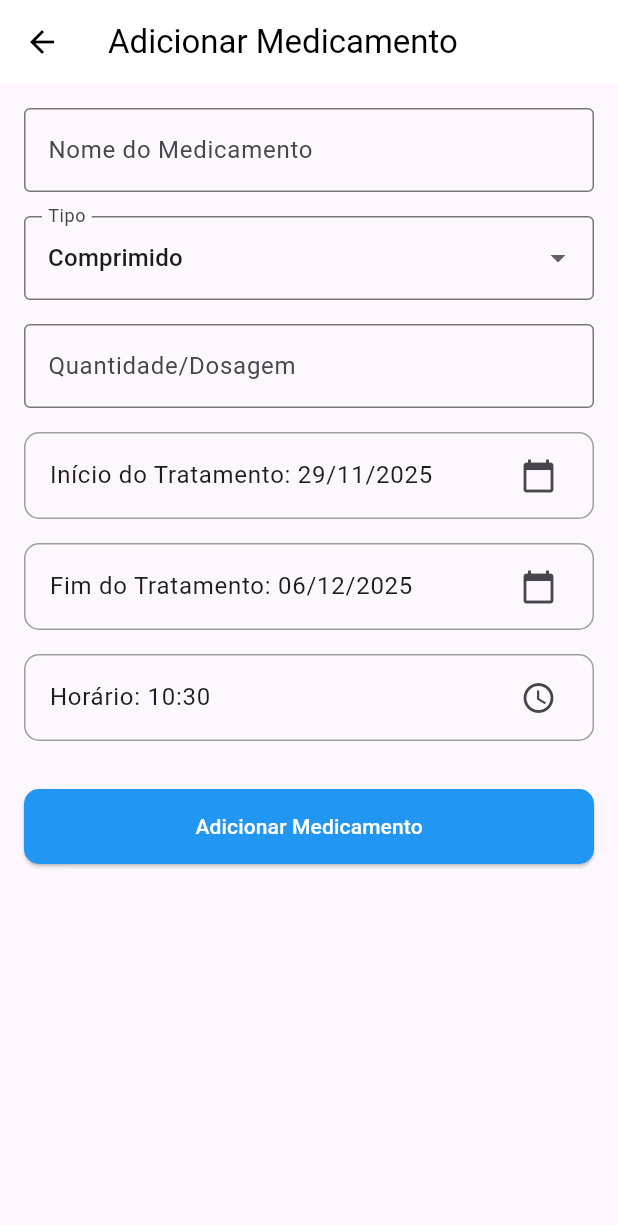
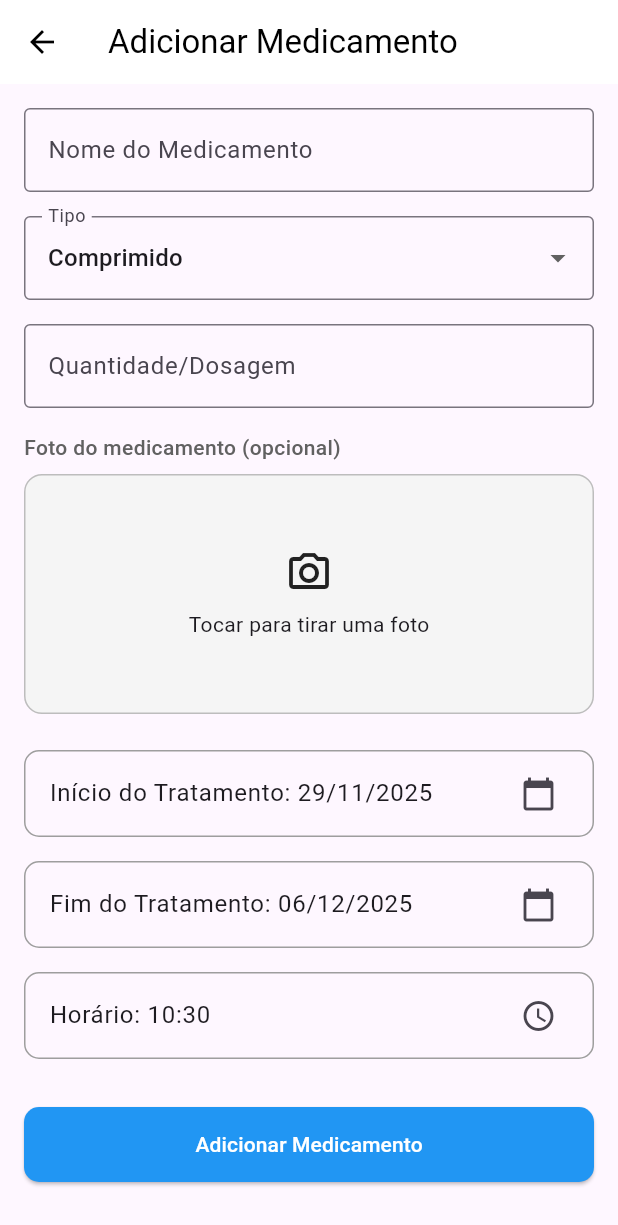
Before and after one commit to JotaVeMr/ProjetoTiago, a Flutter app: the AddMedicamentoPage screen opened directly, on a phone screen of 412 x 824 dp. Shown: the top 1225 px of the screen. Run offline on Flutter 3.47's test engine with Material 3 defaults, Android fonts, the phone set to English and light mode, and no system bars; our stand-ins replace file_picker, fl_chart, flutter_local_notifications, flutter_native_splash, image_picker, local_auth and 6 more; accounts and stored records are empty.

Commit message:
add feature campo-fotos

```diff
--- a/teste/lib/models/medicamento.dart
+++ b/teste/lib/models/medicamento.dart
@@ -2,20 +2,26 @@ import 'package:flutter/material.dart';
 
 class Medicamento {
   int? id;
-  int? usuarioId; // 🔹 FK para o usuário dono do medicamento
+  int? usuarioId;
+
   String nome;
   String tipo;
   String dose;
+
   String dataHoraAgendamento;
   String dataInicio;
   String dataFim;
+
   bool isTaken;
   bool isIgnored;
   bool isPendente;
 
+  /// 🔹 Caminho local do arquivo da foto (opcional)
+  String? fotoPath;
+
   Medicamento({
     this.id,
-    this.usuarioId, // 🔹 vincula ao usuário
+    this.usuarioId,
     required this.nome,
     required this.tipo,
     required this.dose,
@@ -25,76 +31,110 @@ class Medicamento {
     this.isTaken = false,
     this.isIgnored = false,
     this.isPendente = false,
+    this.fotoPath, // ← novo
   });
 
-  // 🔹 Para salvar no SQLite
+  // ============================================================
+  // 🔹 SALVAR NO SQLITE
+  // ============================================================
   Map<String, dynamic> toMap() {
     return {
       'id': id,
-      'usuarioId': usuarioId, // 🔹 salva o vínculo
+      'usuarioId': usuarioId,
+
       'nome': nome,
       'tipo': tipo,
       'dose': dose,
+
       'dataHoraAgendamento': dataHoraAgendamento,
       'dataInicio': dataInicio,
       'dataFim': dataFim,
+
       'isTaken': isTaken ? 1 : 0,
       'isIgnored': isIgnored ? 1 : 0,
       'isPendente': isPendente ? 1 : 0,
+
+      'fotoPath': fotoPath, // ← NOVO
     };
   }
 
-  // 🔹 Para ler do SQLite
+  // ============================================================
+  // 🔹 LER DO SQLITE
+  // ============================================================
   factory Medicamento.fromMap(Map<String, dynamic> map) {
     return Medicamento(
       id: map['id'],
-      usuarioId: map['usuarioId'], // 🔹 carrega vínculo
+      usuarioId: map['usuarioId'],
+
       nome: map['nome'] ?? '',
       tipo: map['tipo'] ?? '',
       dose: map['dose'] ?? '',
+
       dataHoraAgendamento:
           map['dataHoraAgendamento'] ?? DateTime.now().toIso8601String(),
-      dataInicio: map['dataInicio'] ?? DateTime.now().toIso8601String(),
-      dataFim: map['dataFim'] ?? DateTime.now().toIso8601String(),
+      dataInicio:
+          map['dataInicio'] ?? DateTime.now().toIso8601String(),
+      dataFim:
+          map['dataFim'] ?? DateTime.now().toIso8601String(),
+
       isTaken: (map['isTaken'] ?? 0) == 1,
       isIgnored: (map['isIgnored'] ?? 0) == 1,
       isPendente: (map['isPendente'] ?? 0) == 1,
+
+      fotoPath: map['fotoPath'], // ← NOVO
     );
   }
 
-  // 🔹 Para salvar no SharedPreferences (JSON)
+  // ============================================================
+  // 🔹 SALVAR EM JSON (SharedPreferences)
+  // ============================================================
   Map<String, dynamic> toJson() => {
         'id': id,
-        'usuarioId': usuarioId, // 🔹 mantém vínculo no cache
+        'usuarioId': usuarioId,
+
         'nome': nome,
         'tipo': tipo,
         'dose': dose,
+
         'dataHoraAgendamento': dataHoraAgendamento,
         'dataInicio': dataInicio,
         'dataFim': dataFim,
+
         'isTaken': isTaken,
         'isIgnored': isIgnored,
         'isPendente': isPendente,
+
+        'fotoPath': fotoPath, // ← NOVO
       };
 
+  // ============================================================
+  // 🔹 LER DO JSON
+  // ============================================================
   static Medicamento fromJson(Map<String, dynamic> json) {
     return Medicamento(
       id: json['id'],
-      usuarioId: json['usuarioId'], // 🔹 recupera vínculo
+      usuarioId: json['usuarioId'],
+
       nome: json['nome'] ?? '',
       tipo: json['tipo'] ?? '',
       dose: json['dose'] ?? '',
+
       dataHoraAgendamento:
           json['dataHoraAgendamento'] ?? DateTime.now().toIso8601String(),
-      dataInicio: json['dataInicio'] ?? DateTime.now().toIso8601String(),
-      dataFim: json['dataFim'] ?? DateTime.now().toIso8601String(),
+      dataInicio:
+          json['dataInicio'] ?? DateTime.now().toIso8601String(),
+      dataFim:
+          json['dataFim'] ?? DateTime.now().toIso8601String(),
+
       isTaken: json['isTaken'] ?? false,
       isIgnored: json['isIgnored'] ?? false,
       isPendente: json['isPendente'] ?? false,
+
+      fotoPath: json['fotoPath'], // ← NOVO
     );
   }
 
-  // 🔹 Helpers
+  // Helpers
   DateTime get scheduledDateTime {
     return DateTime.parse(dataHoraAgendamento);
   }
--- a/teste/lib/pages/add_medicamento_page.dart
+++ b/teste/lib/pages/add_medicamento_page.dart
@@ -1,6 +1,9 @@
 // lib/pages/add_medicamento_page.dart
 import 'dart:convert';
+import 'dart:io';
+
 import 'package:flutter/material.dart';
+import 'package:image_picker/image_picker.dart';
 import 'package:intl/intl.dart';
 import 'package:shared_preferences/shared_preferences.dart';
 
@@ -29,6 +32,11 @@ class _AddMedicamentoPageState extends State<AddMedicamentoPage> {
   DateTime dataFimSelecionada = DateTime.now().add(const Duration(days: 7));
 
   Usuario? _usuarioSelecionado;
+
+  // 🔹 FOTO OPCIONAL
+  String? _fotoPath;
+  File? _fotoFile;
+  final ImagePicker _picker = ImagePicker();
 
   @override
   void initState() {
@@ -60,7 +68,15 @@ class _AddMedicamentoPageState extends State<AddMedicamentoPage> {
       } catch (_) {
         dataFimSelecionada = DateTime.now().add(const Duration(days: 7));
       }
-    }
+
+      // 🔹 carrega foto existente (se houver)
+        if (widget.medicamento?.fotoPath != null &&
+        widget.medicamento!.fotoPath!.trim().isNotEmpty) {
+
+      _fotoPath = widget.medicamento!.fotoPath!;
+      _fotoFile = File(_fotoPath!);
+     }
+      }
   }
 
   Future<void> _carregarUsuarioSelecionado() async {
@@ -69,6 +85,23 @@ class _AddMedicamentoPageState extends State<AddMedicamentoPage> {
     if (usuarioJson != null) {
       setState(() {
         _usuarioSelecionado = Usuario.fromJson(jsonDecode(usuarioJson));
+      });
+    }
+  }
+
+  // 🔹 Tira foto com a câmera
+  Future<void> _tirarFoto() async {
+    final XFile? picked = await _picker.pickImage(
+      source: ImageSource.camera,
+      maxWidth: 1024,
+      maxHeight: 1024,
+      imageQuality: 85,
+    );
+
+    if (picked != null) {
+      setState(() {
+        _fotoPath = picked.path;
+        _fotoFile = File(picked.path);
       });
     }
   }
@@ -82,13 +115,19 @@ class _AddMedicamentoPageState extends State<AddMedicamentoPage> {
     }
     if (nomeController.text.isEmpty) {
       ScaffoldMessenger.of(context).showSnackBar(
-        const SnackBar(content: Text('Por favor, preencha o nome do medicamento.'), backgroundColor: Colors.red),
+        const SnackBar(
+          content: Text('Por favor, preencha o nome do medicamento.'),
+          backgroundColor: Colors.red,
+        ),
       );
       return;
     }
     if (doseController.text.isEmpty) {
       ScaffoldMessenger.of(context).showSnackBar(
-        const SnackBar(content: Text('Por favor, preencha a dose do medicamento.'), backgroundColor: Colors.red),
+        const SnackBar(
+          content: Text('Por favor, preencha a dose do medicamento.'),
+          backgroundColor: Colors.red,
+        ),
       );
       return;
     }
@@ -101,7 +140,7 @@ class _AddMedicamentoPageState extends State<AddMedicamentoPage> {
       horarioSelecionado.minute,
     );
 
-    // ✅ NOVA ETAPA: Escolher tipo de notificação
+    // ✅ Escolher tipo de notificação
     String? tipoNotificacao = await showDialog<String>(
       context: context,
       builder: (context) {
@@ -116,7 +155,6 @@ class _AddMedicamentoPageState extends State<AddMedicamentoPage> {
               onPressed: () => Navigator.pop(context, 'no_horario'),
               child: const Text('No horário'),
             ),
-
           ],
         );
       },
@@ -134,6 +172,7 @@ class _AddMedicamentoPageState extends State<AddMedicamentoPage> {
       isIgnored: widget.medicamento?.isIgnored ?? false,
       isPendente: widget.medicamento?.isPendente ?? false,
       usuarioId: _usuarioSelecionado!.id,
+      fotoPath: _fotoPath ?? widget.medicamento?.fotoPath ?? '', // 🔹 NOVO CAMPO
     );
 
     // SQLite
@@ -167,21 +206,16 @@ class _AddMedicamentoPageState extends State<AddMedicamentoPage> {
       listaAtualizada.map((e) => jsonEncode(e.toJson())).toList(),
     );
 
-    // ✅ NOVO BLOCO DE NOTIFICAÇÃO
+    // Notificação (se escolhida)
     if (tipoNotificacao != null && tipoNotificacao != 'nao_notificar') {
       DateTime horarioNotificacao = fullDateTime;
-      if (tipoNotificacao == 'adiantado') {
-        horarioNotificacao = horarioNotificacao.subtract(const Duration(minutes: 10));
-      } else if (tipoNotificacao == 'atrasado') {
-        horarioNotificacao = horarioNotificacao.add(const Duration(minutes: 10));
-      }
 
-        NotificationService().scheduleNotification(
-          med.id! % 1000000000, // 🔹 Garante que o ID caiba no limite de 32 bits
-          "Hora do medicamento",
-          "É hora de tomar ${med.nome} - ${med.dose}",
-          fullDateTime,
-        );
+      NotificationService().scheduleNotification(
+        med.id! % 1000000000,
+        "Hora do medicamento",
+        "É hora de tomar ${med.nome} - ${med.dose}",
+        horarioNotificacao,
+      );
     }
 
     if (mounted) Navigator.pop(context, true);
@@ -191,7 +225,8 @@ class _AddMedicamentoPageState extends State<AddMedicamentoPage> {
   Widget build(BuildContext context) {
     return Scaffold(
       appBar: AppBar(
-        title: Text(widget.medicamento != null ? "Editar Medicamento" : "Adicionar Medicamento"),
+        title: Text(
+            widget.medicamento != null ? "Editar Medicamento" : "Adicionar Medicamento"),
         backgroundColor: Colors.white,
         foregroundColor: Colors.black,
         elevation: 0,
@@ -216,7 +251,8 @@ class _AddMedicamentoPageState extends State<AddMedicamentoPage> {
                 border: OutlineInputBorder(),
               ),
               items: ["Comprimido", "Dose", "Cápsula", "Xarope"]
-                  .map((tipo) => DropdownMenuItem(value: tipo, child: Text(tipo)))
+                  .map((tipo) =>
+                      DropdownMenuItem(value: tipo, child: Text(tipo)))
                   .toList(),
               onChanged: (value) {
                 setState(() {
@@ -235,22 +271,69 @@ class _AddMedicamentoPageState extends State<AddMedicamentoPage> {
             ),
             const SizedBox(height: 16),
 
+            // 🔹 FOTO OPCIONAL
+            Text(
+              'Foto do medicamento (opcional)',
+              style: TextStyle(
+                fontSize: 14,
+                color: Colors.grey[700],
+                fontWeight: FontWeight.w500,
+              ),
+            ),
+            const SizedBox(height: 8),
+            InkWell(
+              onTap: _tirarFoto,
+              borderRadius: BorderRadius.circular(12),
+              child: Container(
+                height: 160,
+                decoration: BoxDecoration(
+                  borderRadius: BorderRadius.circular(12),
+                  border: Border.all(color: Colors.grey.shade400),
+                  color: Colors.grey.shade100,
+                ),
+                child: _fotoFile != null
+                    ? ClipRRect(
+                        borderRadius: BorderRadius.circular(12),
+                        child: Image.file(
+                          _fotoFile!,
+                          fit: BoxFit.cover,
+                          width: double.infinity,
+                        ),
+                      )
+                    : Center(
+                        child: Column(
+                          mainAxisSize: MainAxisSize.min,
+                          children: const [
+                            Icon(Icons.camera_alt_outlined, size: 32),
+                            SizedBox(height: 8),
+                            Text('Tocar para tirar uma foto'),
+                          ],
+                        ),
+                      ),
+              ),
+            ),
+            const SizedBox(height: 24),
+
             // Início
             ListTile(
-              title: Text("Início do Tratamento: ${DateFormat('dd/MM/yyyy').format(dataInicioSelecionada)}"),
+              title: Text(
+                  "Início do Tratamento: ${DateFormat('dd/MM/yyyy').format(dataInicioSelecionada)}"),
               trailing: const Icon(Icons.calendar_today),
               onTap: () async {
                 final picked = await showDatePicker(
                   context: context,
                   initialDate: dataInicioSelecionada,
-                  firstDate: DateTime.now().subtract(const Duration(days: 365)),
-                  lastDate: DateTime.now().add(const Duration(days: 365 * 5)),
+                  firstDate:
+                      DateTime.now().subtract(const Duration(days: 365)),
+                  lastDate:
+                      DateTime.now().add(const Duration(days: 365 * 5)),
                 );
                 if (picked != null) {
                   setState(() {
                     dataInicioSelecionada = picked;
                     if (dataFimSelecionada.isBefore(dataInicioSelecionada)) {
-                      dataFimSelecionada = dataInicioSelecionada.add(const Duration(days: 7));
+                      dataFimSelecionada =
+                          dataInicioSelecionada.add(const Duration(days: 7));
                     }
                   });
                 }
@@ -264,14 +347,16 @@ class _AddMedicamentoPageState extends State<AddMedicamentoPage> {
 
             // Fim
             ListTile(
-              title: Text("Fim do Tratamento: ${DateFormat('dd/MM/yyyy').format(dataFimSelecionada)}"),
+              title: Text(
+                  "Fim do Tratamento: ${DateFormat('dd/MM/yyyy').format(dataFimSelecionada)}"),
               trailing: const Icon(Icons.calendar_today),
               onTap: () async {
                 final picked = await showDatePicker(
                   context: context,
                   initialDate: dataFimSelecionada,
                   firstDate: dataInicioSelecionada,
-                  lastDate: DateTime.now().add(const Duration(days: 365 * 5)),
+                  lastDate:
+                      DateTime.now().add(const Duration(days: 365 * 5)),
                 );
                 if (picked != null) {
                   setState(() {
@@ -314,9 +399,12 @@ class _AddMedicamentoPageState extends State<AddMedicamentoPage> {
                 backgroundColor: Colors.blue,
                 foregroundColor: Colors.white,
                 padding: const EdgeInsets.symmetric(vertical: 15),
-                shape: RoundedRectangleBorder(borderRadius: BorderRadius.circular(10)),
+                shape: RoundedRectangleBorder(
+                    borderRadius: BorderRadius.circular(10)),
               ),
-              child: Text(widget.medicamento != null ? "Salvar Alterações" : "Adicionar Medicamento"),
+              child: Text(widget.medicamento != null
+                  ? "Salvar Alterações"
+                  : "Adicionar Medicamento"),
             ),
           ],
         ),
--- a/teste/lib/pages/configuracoes_page.dart
+++ b/teste/lib/pages/configuracoes_page.dart
@@ -123,7 +123,7 @@ class ConfiguracoesPage extends StatelessWidget {
                 ListTile(
                   leading: const Icon(Icons.backup_outlined, color: Colors.blueAccent),
                   title: const Text(
-                    'Fazer backup local',
+                    'Fazer backup',
                     style: TextStyle(fontWeight: FontWeight.w600),
                   ),
                   subtitle: const Text('Gera um arquivo .json com os dados.'),
--- a/teste/pubspec.yaml
+++ b/teste/pubspec.yaml
@@ -26,6 +26,7 @@ dependencies:
   share_plus: ^10.0.0
   permission_handler: ^11.3.0
   fl_chart: ^0.68.0 # grafico pizza
+  image_picker: ^1.0.7
 
 
 dev_dependencies:
```
Also changed, not shown: teste/lib/pages/home_page.dart (+45 -4 lines), teste/lib/services/database_helper.dart (+14 -11 lines), teste/pubspec.lock.
